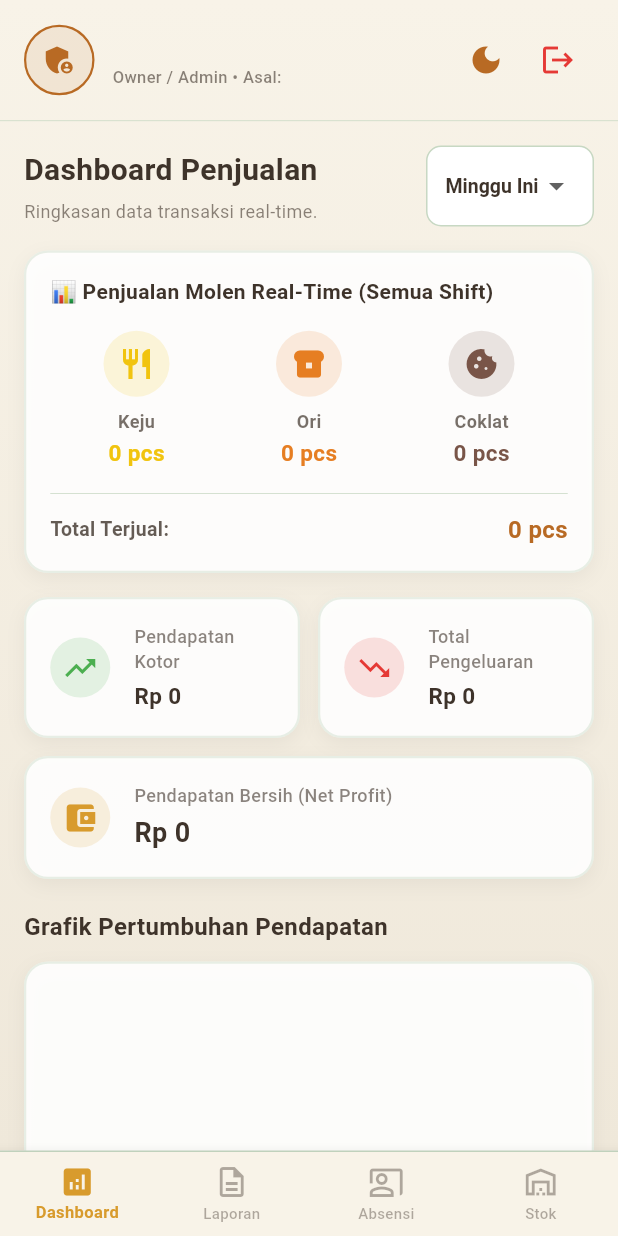
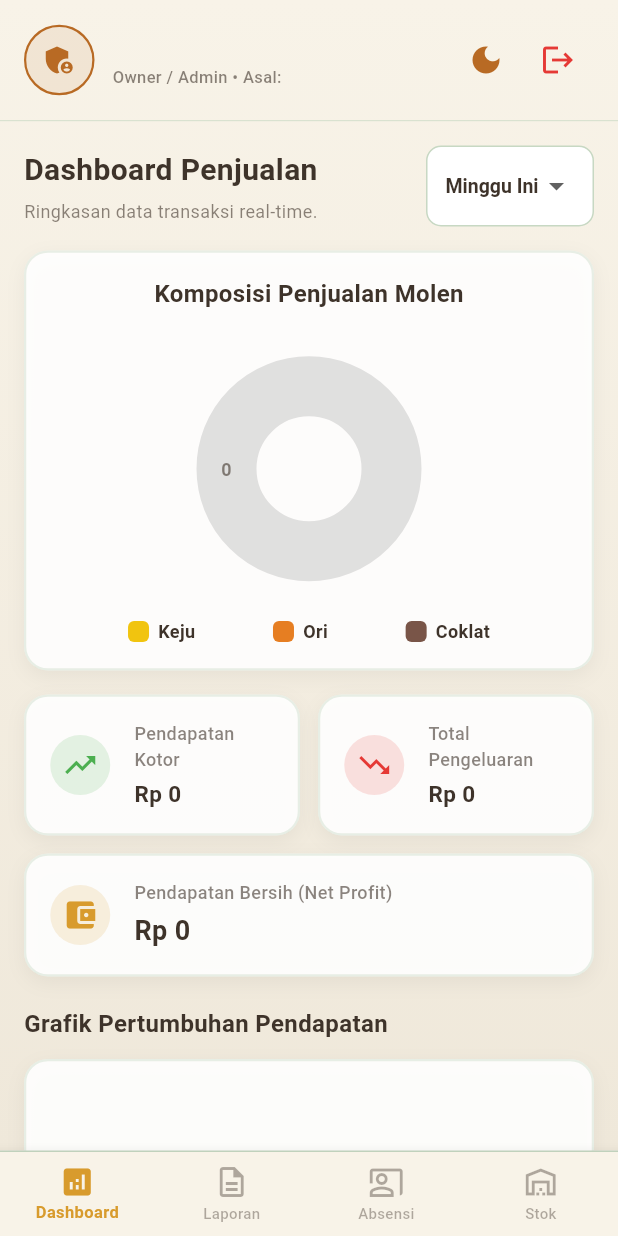
Before and after one commit to I4annet/Molen-King-Application, a Flutter app: the AdminMainView screen opened directly, on a phone screen of 412 x 824 dp. Run offline on Flutter 3.47's test engine with Material 3 defaults, Android fonts, the phone set to English and light mode, and no system bars; drawn by our look-alikes of fl_chart; our stand-ins replace supabase_flutter; accounts and stored records are empty.

Commit message:
🔧 fix: memperbaiki tampilan dashboard admin

```diff
--- a/lib/views/admin/admin_dashboard_view.dart
+++ b/lib/views/admin/admin_dashboard_view.dart
@@ -33,6 +33,30 @@ class _AdminDashboardViewState extends State<AdminDashboardView> {
     });
   }
 
+  Widget _legend(Color color, String text, Color textColor) {
+    return Row(
+      children: [
+        Container(
+          width: 14,
+          height: 14,
+          decoration: BoxDecoration(
+            color: color,
+            borderRadius: BorderRadius.circular(4),
+          ),
+        ),
+        const SizedBox(width: 6),
+        Text(
+          text,
+          style: TextStyle(
+            color: textColor,
+            fontWeight: FontWeight.bold,
+            fontSize: 12,
+          ),
+        ),
+      ],
+    );
+  }
+
   Widget build(BuildContext context) {
     // final transactionProvider = context.watch<TransactionProvider>();
     // final expenseProvider = context.watch<ExpenseProvider>();
@@ -53,6 +77,58 @@ class _AdminDashboardViewState extends State<AdminDashboardView> {
       _selectedPeriod,
     );
     final totalSold = reportProvider.getTotalMolenSold(_selectedPeriod);
+
+    final isChartEmpty = soldKeju == 0 && soldOri == 0 && soldCoklat == 0;
+
+    final pieSections = isChartEmpty
+        ? [
+            PieChartSectionData(
+              value: 1.0,
+              title: '0',
+              color: Colors.grey.withOpacity(0.3),
+              radius: 40,
+              titleStyle: TextStyle(
+                color: textColor.withOpacity(0.6),
+                fontWeight: FontWeight.bold,
+                fontSize: 12,
+              ),
+            )
+          ]
+        : [
+            PieChartSectionData(
+              value: soldKeju.toDouble(),
+              title: '$soldKeju',
+              color: const Color(0xFFF1C40F),
+              radius: 40,
+              titleStyle: const TextStyle(
+                color: Colors.white,
+                fontWeight: FontWeight.bold,
+                fontSize: 12,
+              ),
+            ),
+            PieChartSectionData(
+              value: soldOri.toDouble(),
+              title: '$soldOri',
+              color: const Color(0xFFE67E22),
+              radius: 40,
+              titleStyle: const TextStyle(
+                color: Colors.white,
+                fontWeight: FontWeight.bold,
+                fontSize: 12,
+              ),
+            ),
+            PieChartSectionData(
+              value: soldCoklat.toDouble(),
+              title: '$soldCoklat',
+              color: const Color(0xFF795548),
+              radius: 40,
+              titleStyle: const TextStyle(
+                color: Colors.white,
+                fontWeight: FontWeight.bold,
+                fontSize: 12,
+              ),
+            ),
+          ];
 
     return RefreshIndicator(
       onRefresh: () async {
@@ -154,66 +230,37 @@ class _AdminDashboardViewState extends State<AdminDashboardView> {
             // Real-time Sold breakdown
             PremiumCard(
               isDark: widget.isDark,
+              height: 280,
               child: Column(
-                crossAxisAlignment: CrossAxisAlignment.stretch,
                 children: [
                   Text(
-                    '📊 Penjualan Molen Real-Time (Semua Shift)',
+                    "Komposisi Penjualan Molen",
                     style: TextStyle(
-                      fontSize: 14,
                       fontWeight: FontWeight.bold,
+                      fontSize: 16,
                       color: textColor,
                     ),
                   ),
-                  const SizedBox(height: 16),
-                  Row(
-                    mainAxisAlignment: MainAxisAlignment.spaceAround,
-                    children: [
-                      _buildFlavorSoldStat(
-                        'Keju',
-                        soldKeju,
-                        const Color(0xFFF1C40F),
-                      ),
-                      _buildFlavorSoldStat(
-                        'Ori',
-                        soldOri,
-                        const Color(0xFFE67E22),
-                      ),
-                      _buildFlavorSoldStat(
-                        'Coklat',
-                        soldCoklat,
-                        const Color(0xFF795548),
-                      ),
-                    ],
-                  ),
-                  const SizedBox(height: 16),
-                  const Divider(
-                    color: AppColors.sageMint,
-                    thickness: 0.5,
-                    height: 1,
-                  ),
-                  const SizedBox(height: 12),
-                  Row(
-                    mainAxisAlignment: MainAxisAlignment.spaceBetween,
-                    children: [
-                      Text(
-                        'Total Terjual:',
-                        style: TextStyle(
-                          fontSize: 13,
-                          fontWeight: FontWeight.bold,
-                          color: textColor.withOpacity(0.8),
+                  const SizedBox(height: 20),
+
+                  Expanded(
+                    child: PieChart(
+                      PieChartData(
+                        centerSpaceRadius: 35,
+                        sectionsSpace: 3,
+                        sections: pieSections,
                       ),
                     ),
-                      Text(
-                        '$totalSold pcs',
-                        style: TextStyle(
-                          fontSize: 16,
-                          fontWeight: FontWeight.bold,
-                          color: widget.isDark
-                              ? AppColors.softButterCream
-                              : AppColors.goldenCaramel,
                   ),
-                      ),
+
+                  const SizedBox(height: 15),
+
+                  Row(
+                    mainAxisAlignment: MainAxisAlignment.spaceEvenly,
+                    children: [
+                      _legend(const Color(0xFFF1C40F), "Keju", textColor),
+                      _legend(const Color(0xFFE67E22), "Ori", textColor),
+                      _legend(const Color(0xFF795548), "Coklat", textColor),
                     ],
                   ),
                 ],
@@ -273,24 +320,27 @@ class _AdminDashboardViewState extends State<AdminDashboardView> {
                         style: TextStyle(color: textColor.withOpacity(0.5)),
                       ),
                     )
-                  : LineChart(
-                      LineChartData(
+                  : BarChart(
+                      BarChartData(
+                        alignment: BarChartAlignment.spaceAround,
+                        maxY:
+                            chartData
+                                .map((e) => e.value)
+                                .reduce((a, b) => a > b ? a : b) *
+                            1.2,
+
+                        borderData: FlBorderData(show: false),
+
                         gridData: FlGridData(
                           show: true,
                           drawVerticalLine: false,
-                          getDrawingHorizontalLine: (value) => FlLine(
-                            color: widget.isDark
-                                ? Colors.white10
-                                : Colors.black12,
-                            strokeWidth: 1,
                         ),
-                        ),
+
                         titlesData: FlTitlesData(
-                          show: true,
-                          rightTitles: const AxisTitles(
+                          topTitles: const AxisTitles(
                             sideTitles: SideTitles(showTitles: false),
                           ),
-                          topTitles: const AxisTitles(
+                          rightTitles: const AxisTitles(
                             sideTitles: SideTitles(showTitles: false),
                           ),
                           leftTitles: const AxisTitles(
@@ -299,60 +349,48 @@ class _AdminDashboardViewState extends State<AdminDashboardView> {
                           bottomTitles: AxisTitles(
                             sideTitles: SideTitles(
                               showTitles: true,
-                              reservedSize: 30,
-                              interval: 1,
                               getTitlesWidget: (value, meta) {
-                                final int index = value.toInt();
-                                if (index >= 0 && index < chartData.length) {
-                                  return SideTitleWidget(
-                                    axisSide: meta.axisSide,
+                                final index = value.toInt();
+
+                                if (index >= chartData.length) {
+                                  return const SizedBox();
+                                }
+
+                                return Padding(
+                                  padding: const EdgeInsets.only(top: 8),
                                   child: Text(
                                     chartData[index].key,
                                     style: TextStyle(
-                                        color: textColor.withOpacity(0.6),
-                                        fontWeight: FontWeight.bold,
-                                        fontSize: 10,
+                                      fontSize: 11,
+                                      color: textColor.withOpacity(.7),
                                     ),
                                   ),
                                 );
-                                }
-                                return const Text('');
                               },
                             ),
                           ),
                         ),
-                        borderData: FlBorderData(show: false),
-                        lineBarsData: [
-                          LineChartBarData(
-                            spots: chartData.asMap().entries.map((entry) {
-                              return FlSpot(
-                                entry.key.toDouble(),
-                                entry.value.value,
-                              );
-                            }).toList(),
-                            isCurved: true,
+
+                        barGroups: List.generate(chartData.length, (index) {
+                          return BarChartGroupData(
+                            x: index,
+                            barRods: [
+                              BarChartRodData(
+                                toY: chartData[index].value,
+                                width: 20,
+                                borderRadius: BorderRadius.circular(6),
                                 gradient: const LinearGradient(
+                                  begin: Alignment.bottomCenter,
+                                  end: Alignment.topCenter,
                                   colors: [
+                                    AppColors.goldenCaramel,
                                     AppColors.royalHoneyGold,
-                                AppColors.goldenCaramel,
                                   ],
-                            ),
-                            barWidth: 4,
-                            isStrokeCapRound: true,
-                            dotData: const FlDotData(show: true),
-                            belowBarData: BarAreaData(
-                              show: true,
-                              gradient: LinearGradient(
-                                colors: [
-                                  AppColors.royalHoneyGold.withOpacity(0.2),
-                                  AppColors.goldenCaramel.withOpacity(0.0),
-                                ],
-                                begin: Alignment.topCenter,
-                                end: Alignment.bottomCenter,
-                              ),
                                 ),
                               ),
                             ],
+                          );
+                        }),
                       ),
                     ),
             ),
```
Lines whose indentation alone changed are shown as unchanged.
